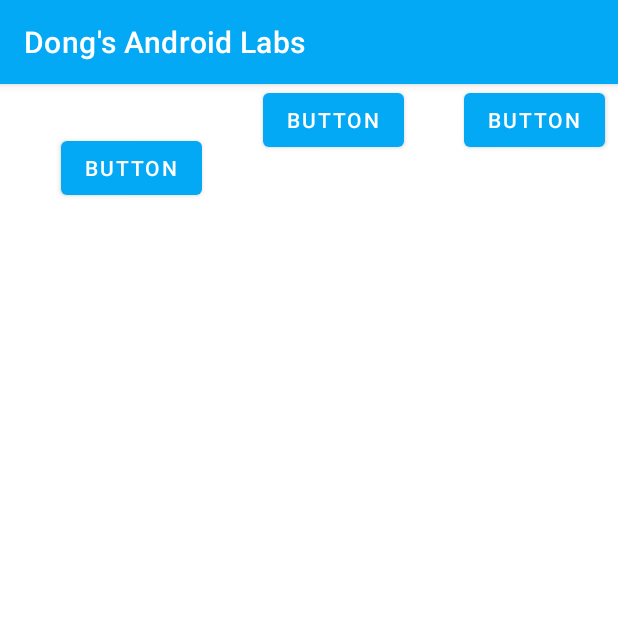
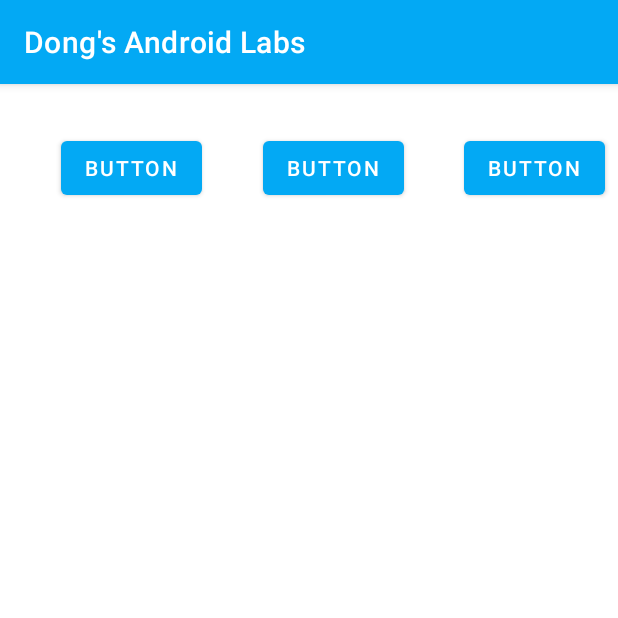
Before and after one commit to Nutation-chn/MyAndroidLabs, an Android app: the screen it shows after launch (MainActivity), on a phone screen of 412 x 824 dp, the top half of it. Run offline under Robolectric (Android 15) with nearby library versions, the phone set to English and light mode, and no system bars.

Commit message:
Finished Step 2 (fix bug)

```diff
--- a/app/src/main/res/layout/activity_main.xml
+++ b/app/src/main/res/layout/activity_main.xml
@@ -16,6 +16,7 @@
         android:text="Button"
         app:layout_constraintEnd_toStartOf="@+id/button2"
         app:layout_constraintHorizontal_bias="0.5"
+        app:layout_constraintHorizontal_chainStyle="spread"
         app:layout_constraintStart_toStartOf="parent"
         app:layout_constraintTop_toTopOf="parent" />
 
@@ -24,20 +25,22 @@
         android:layout_width="wrap_content"
         android:layout_height="wrap_content"
         android:layout_marginStart="32dp"
+        android:layout_marginTop="32dp"
         android:text="Button"
         app:layout_constraintEnd_toStartOf="@+id/button3"
         app:layout_constraintHorizontal_bias="0.5"
         app:layout_constraintStart_toEndOf="@+id/button"
-        tools:layout_editor_absoluteY="32dp" />
+        app:layout_constraintTop_toTopOf="parent" />
 
     <Button
         android:id="@+id/button3"
         android:layout_width="wrap_content"
         android:layout_height="wrap_content"
         android:layout_marginStart="32dp"
+        android:layout_marginTop="32dp"
         android:text="Button"
         app:layout_constraintEnd_toEndOf="parent"
         app:layout_constraintHorizontal_bias="0.5"
         app:layout_constraintStart_toEndOf="@+id/button2"
-        tools:layout_editor_absoluteY="31dp" />
+        app:layout_constraintTop_toTopOf="parent" />
 </androidx.constraintlayout.widget.ConstraintLayout>
```
